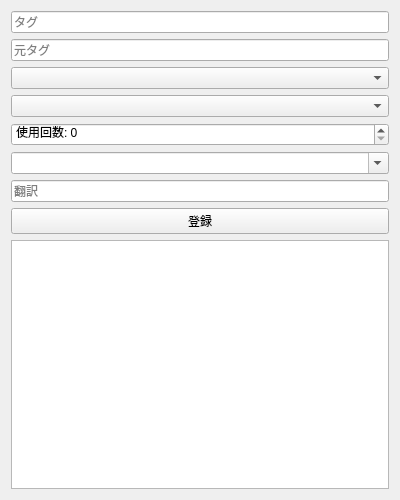
NEXTAltair/genai-tag-db-tools, file genai_tag_db_tools/gui/designer/TagRegisterWidget.ui: the form before one commit.
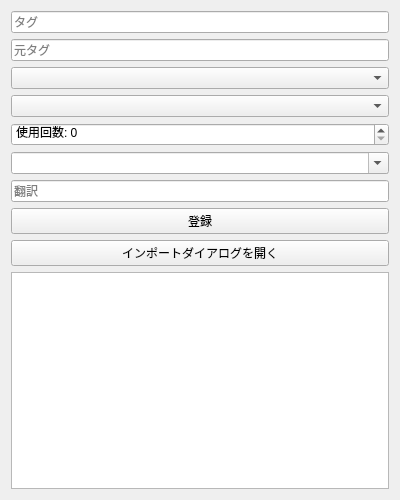
The form after the commit.

Commit message: インポートダイアログ表示させるボタンの追加

What changed in the file:
```diff
--- a/genai_tag_db_tools/gui/designer/TagRegisterWidget.ui
+++ b/genai_tag_db_tools/gui/designer/TagRegisterWidget.ui
@@ -76,6 +76,13 @@
      </property>
     </widget>
    </item>
+   <item>
+    <widget class="QPushButton" name="pushButtonImport">
+     <property name="text">
+      <string>インポートダイアログを開く</string>
+     </property>
+    </widget>
+   </item>
    <item>
     <widget class="QTextEdit" name="textEditOutput">
      <property name="readOnly">
```
The commit also changes 3 other files.
